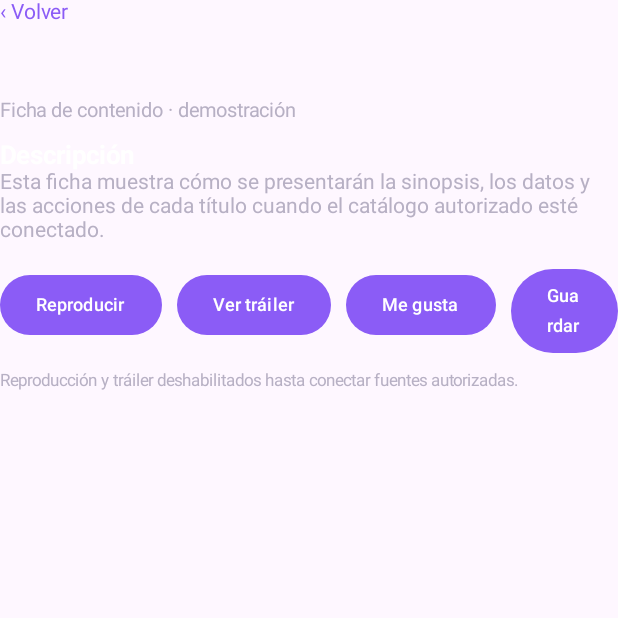
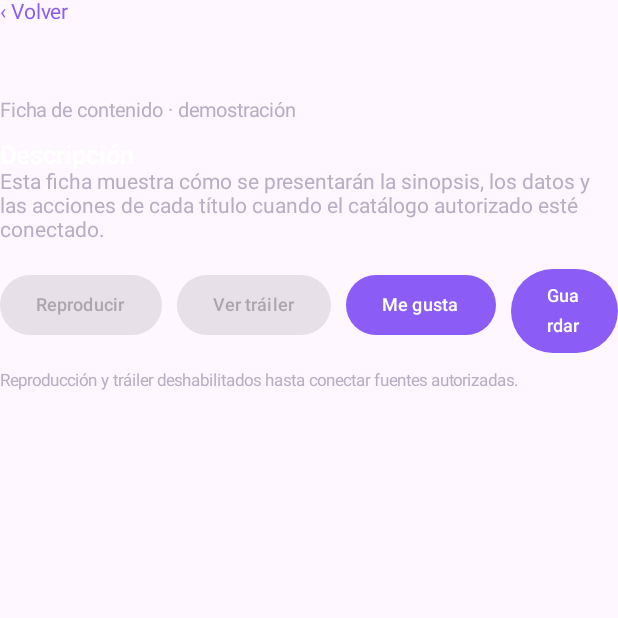
Before and after one commit to PLAYFORJA/MILTVPLUS-APP, an Android app built with Jetpack Compose: the composable DetailScreen called with empty values, on a phone screen of 412 x 824 dp, the top half of it. Run offline under Robolectric (Android 15) with nearby library versions, the phone set to English and light mode, and no system bars; 1 statement that could not run was skipped.

Commit message:
Disable unavailable playback actions in demo details

```diff
--- a/app/src/main/java/com/miltvplus/app/MainActivity.kt
+++ b/app/src/main/java/com/miltvplus/app/MainActivity.kt
@@ -374,8 +374,8 @@ private fun DetailScreen(title: String, liked: Boolean, saved: Boolean, onLike:
         Text("Esta ficha muestra cómo se presentarán la sinopsis, los datos y las acciones de cada título cuando el catálogo autorizado esté conectado.", color = SoftText, fontSize = 14.sp)
         Spacer(Modifier.height(18.dp))
         Row(horizontalArrangement = Arrangement.spacedBy(10.dp)) {
-            ActionButton("Reproducir") { }
-            ActionButton("Ver tráiler") { }
+            ActionButton("Reproducir", onClick = {}, enabled = false)
+            ActionButton("Ver tráiler", onClick = {}, enabled = false)
             ActionButton(if (liked) "Te gusta" else "Me gusta", onLike)
             ActionButton(if (saved) "En Mi lista" else "Guardar", onSave)
         }
@@ -434,8 +434,8 @@ private fun SettingToggle(label: String, checked: Boolean, onChange: (Boolean) -
 }
 
 @Composable
-private fun ActionButton(label: String, onClick: () -> Unit) {
-    Button(onClick = onClick, colors = ButtonDefaults.buttonColors(containerColor = Violet, contentColor = Color.White)) {
+private fun ActionButton(label: String, onClick: () -> Unit, enabled: Boolean = true) {
+    Button(onClick = onClick, enabled = enabled, colors = ButtonDefaults.buttonColors(containerColor = Violet, contentColor = Color.White)) {
         Text(label, fontSize = 12.sp)
     }
 }
```
